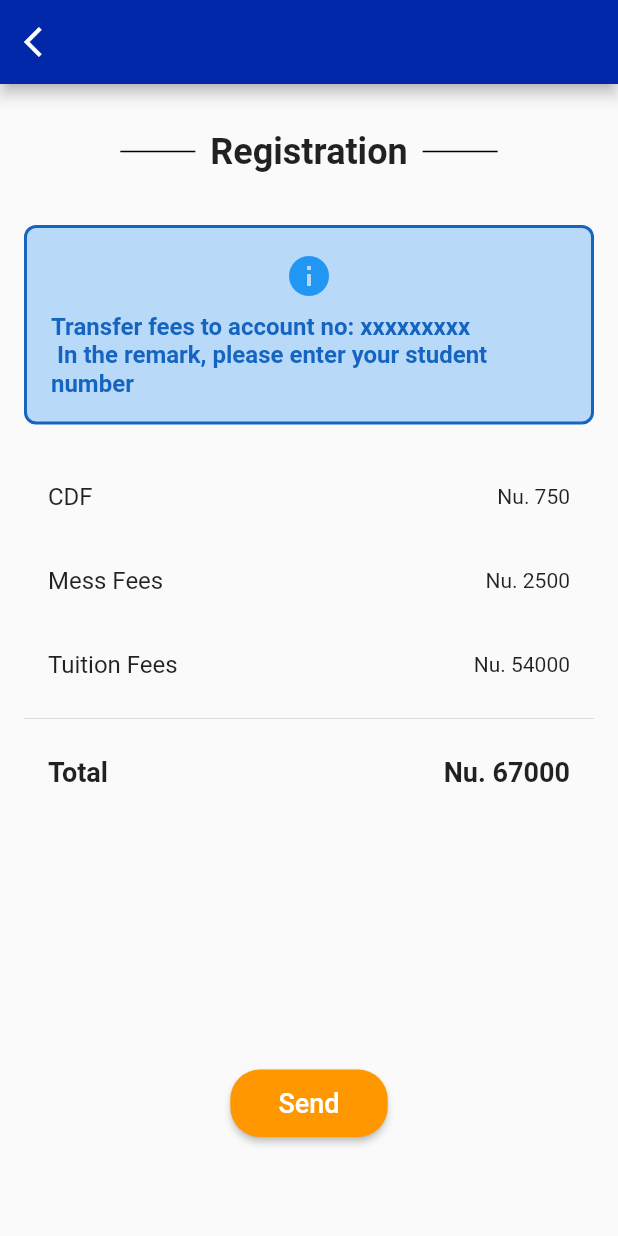
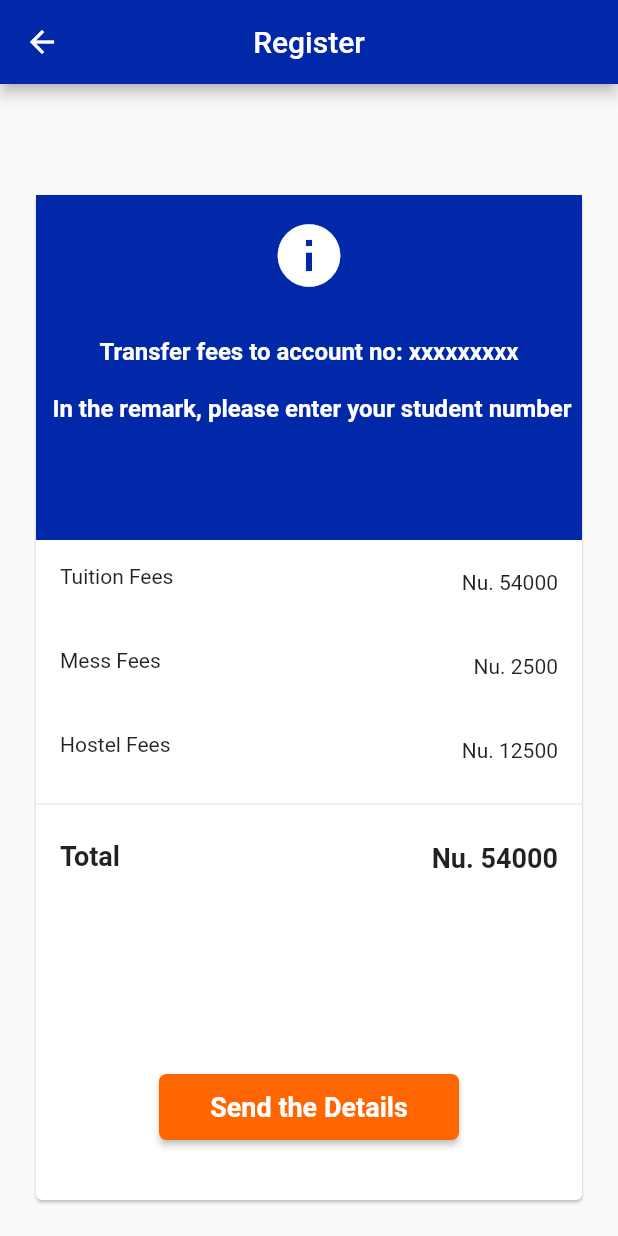
Before and after one commit to JigmePwangyel/Semester-Registration-App, a Flutter app: the RepeatModule screen opened directly, after a tap on "Next", on a phone screen of 412 x 824 dp. Run offline on Flutter 3.47's test engine with Material 2 defaults, Android fonts, the phone set to English and light mode, and no system bars; missing offline and left inert: autocomplete_textfield; network calls fail.

Commit message:
modified my parts a little

```diff
--- a/lib/main.dart
+++ b/lib/main.dart
@@ -12,6 +12,7 @@ class MyApp extends StatelessWidget {
   @override
   Widget build(BuildContext context) {
     return MaterialApp(
+      debugShowCheckedModeBanner: false,
       home: const MyHomePage(),
       theme: lightMode,
     );
--- a/lib/pages/payment_section.dart
+++ b/lib/pages/payment_section.dart
@@ -1,131 +1,117 @@
 import 'package:flutter/material.dart';
 
+void main() {
+  runApp(MyApp());
+}
+
+class MyApp extends StatelessWidget {
+  @override
+  Widget build(BuildContext context) {
+    return const MaterialApp(
+      home: PaymentSection(),
+    );
+  }
+}
+
 class PaymentSection extends StatelessWidget {
-  PaymentSection({Key? key}) : super(key: key);
-
-  final TextEditingController moduleNameController = TextEditingController();
-  final TextEditingController moduleCodeController = TextEditingController();
-  final TextEditingController statusController = TextEditingController();
+  const PaymentSection({super.key});
 
   @override
   Widget build(BuildContext context) {
     return Scaffold(
       appBar: AppBar(
-        backgroundColor: Color.fromRGBO(0, 40, 168, 1),
-        leading: IconButton(
-          icon: Icon(
-            Icons.arrow_back_ios,
+        title: const Text("Register"),
+        centerTitle: true,
       ),
-          onPressed: () {
-            Navigator.of(context).pop();
-          },
+      body: Padding(
+        padding: const EdgeInsets.all(20), // Add space on all sides
+        child: CardContainer1(), // Wrap the Card in a Container
       ),
+    );
+  }
+}
+class CardContainer1 extends StatelessWidget {
+  @override
+  Widget build(BuildContext context) {
+    return Container(
+      margin: const EdgeInsets.only(top: 50), // Add space between AppBar and Card
+      child: Card(
+        child: Column(
+          children: [
+            Container(
+              padding: const EdgeInsets.all(0), // Add padding to the Download content
+              child: Download(),
             ),
-      body: Container(
-        padding: EdgeInsets.all(16.0),
-        child: MyCustomForm(),
+            DisplayFees(),
+            Button(), // Add the "Download Receipt" button
+            SizedBox(height: 40),
+          ],
+        ),
       ),
     );
   }
 }
 
-class MyCustomForm extends StatelessWidget {
-  MyCustomForm({Key? key});
-
-  final TextEditingController moduleNameController = TextEditingController();
-  final TextEditingController moduleCodeController = TextEditingController();
-  final TextEditingController statusController = TextEditingController();
+class Download extends StatelessWidget {
+  const Download({Key? key}) : super(key: key);
 
   @override
   Widget build(BuildContext context) {
-    return Column(
-      crossAxisAlignment: CrossAxisAlignment.start,
-      children: <Widget>[
-        // "Registration" text with a line on the side
-        Center(
-          child: Align(
-            alignment: Alignment(0, -0.9),
-            child: Row(
-              mainAxisAlignment: MainAxisAlignment.center,
-              children: <Widget>[
-                Container(
-                  height: 1,
-                  width: 50,
-                  color: Colors.black,
+    return Container(
+      height: 230,
+      color: const Color.fromRGBO(0, 40, 168, 1),
+      alignment: Alignment.center,
+      child: const Column(
+        children: [
+          SizedBox(
+            height: 15,
           ),
-                const Padding(
-                  padding: EdgeInsets.symmetric(
-                    horizontal: 10,
-                    vertical: 15,
-                  ),
-                  child: Text(
-                    'Registration',
-                    style: TextStyle(
-                      fontSize: 24,
-                      fontWeight: FontWeight.bold,
-                    ),
-                  ),
-                ),
-                Container(
-                  height: 1,
-                  width: 50,
-                  color: Colors.black,
-                ),
-              ],
-            ),
-          ),
-        ),
-        // Spacer to add space
-        const SizedBox(height: 20),
-
-        Container(
-          padding: EdgeInsets.all(16),
-          width: double.infinity,
-          decoration: BoxDecoration(
-            color: Color(0xffb9d9f9),
-            borderRadius: BorderRadius.circular(8),
-            border: Border.all(color: Color(0xff1565c0), width: 2),
-          ),
-          child: Column(
-            mainAxisAlignment: MainAxisAlignment.center,
-            children: [
           Icon(
             Icons.info,
-                color: Colors.blue,
-                size: 32,
+            size: 50,
+            color: Colors.white,
           ),
-              const SizedBox(height: 8),
-              Text(
-                'Transfer fees to account no: xxxxxxxxx \n In the remark, please enter your student number',
+          SizedBox(height: 30),
+          Center(
+            child: Text(
+              "Transfer fees to account no: xxxxxxxxx \n\n In the remark, please enter your student number",
               style: TextStyle(
+                color: Color.fromRGBO(255, 255, 255, 1),
+                fontWeight: FontWeight.bold,
                 fontSize: 16,
-                  fontWeight: FontWeight.bold,
-                  color: Color(0xff1565c0),
+              ),
+              textAlign: TextAlign.center,
             ),
           ),
         ],
       ),
-        ),
-        const SizedBox(height: 20),
+    );
+  }
+}
 
-        Expanded(
+class DisplayFees extends StatelessWidget {
+  const DisplayFees({super.key});
+
+  @override
+  Widget build(BuildContext context) {
+    return Expanded(
       child: ListView(
-            children: [
+        children: const [
           ListTile(
-                title: Text("CDF"),
-                trailing: Text("Nu. 750"),
+            leading: Text("Tuition Fees"),
+            trailing: Text("Nu. 54000"),
           ),
           ListTile(
-                title: Text("Mess Fees"),
+            leading: Text("Mess Fees"),
             trailing: Text("Nu. 2500"),
           ),
           ListTile(
-                title: Text("Tuition Fees"),
-                trailing: Text("Nu. 54000"),
+            leading: Text("Hostel Fees"),
+            trailing: Text("Nu. 12500"),
           ),
-              const Divider(),
+          Divider(),
           ListTile(
-                title: Text(
+            leading: Text(
               "Total",
               style: TextStyle(
                 fontSize: 18,
@@ -133,7 +119,7 @@ class MyCustomForm extends StatelessWidget {
               ),
             ),
             trailing: Text(
-                  "Nu. 67000",
+              "Nu. 54000",
               style: TextStyle(
                 fontSize: 18,
                 fontWeight: FontWeight.bold,
@@ -142,33 +128,42 @@ class MyCustomForm extends StatelessWidget {
           ),
         ],
       ),
-        ),
+    );
+  }
+}
 
-        // Add a Send button at the bottom
-        Center(
-          child: Container(
-            margin: EdgeInsets.only(bottom: 50),
-            width: 105,
-            height: 45,
+class Button extends StatelessWidget {
+  const Button({super.key});
+
+  @override
+  Widget build(BuildContext context) {
+    return SizedBox(
+      width: 200,
+      height: 44,
       child: ElevatedButton(
         onPressed: () {
-                // Handle the send button click here
+          // Button Clicked Action
         },
-              style: ElevatedButton.styleFrom(
-                primary: Colors.orange,
-                onPrimary: Colors.white,
-                shape: RoundedRectangleBorder(
-                  borderRadius: BorderRadius.circular(20),
+        style: ButtonStyle(
+          backgroundColor: MaterialStateProperty.all<Color>(
+            const Color.fromRGBO(255, 102, 0, 1.0),
           ),
-              ),
-              child: Text(
-                "Send",
-                style: TextStyle(fontSize: 18),
+          shape: MaterialStateProperty.all<RoundedRectangleBorder>(
+            RoundedRectangleBorder(
+              borderRadius: BorderRadius.circular(5),
             ),
           ),
         ),
+        child: const Text(
+          'Send the Details',
+          style: TextStyle(
+            color: Colors.white,
+            fontWeight: FontWeight.bold,
+            fontSize: 18,
           ),
-      ],
+        ),
+      ),
+
     );
   }
 }
--- a/lib/pages/repeat_module.dart
+++ b/lib/pages/repeat_module.dart
@@ -6,7 +6,6 @@ class RepeatModule extends StatefulWidget {
   @override
   _RepeatModuleState createState() => _RepeatModuleState();
 }
-
 class _RepeatModuleState extends State<RepeatModule> {
   List<String> moduleValues = []; // List to store module names
 
@@ -14,9 +13,11 @@ class _RepeatModuleState extends State<RepeatModule> {
   Widget build(BuildContext context) {
     return Scaffold(
       appBar: AppBar(
-        backgroundColor: Color.fromRGBO(0, 40, 168, 1),
+         title: const Text("Register"),
+        centerTitle: true,
+        backgroundColor: const Color.fromRGBO(0, 40, 168, 1),
         leading: IconButton(
-          icon: Icon(
+          icon: const Icon(
             Icons.arrow_back_ios,
           ),
           onPressed: () {
@@ -24,48 +25,15 @@ class _RepeatModuleState extends State<RepeatModule> {
           },
         ),
       ),
-      body: Container(
-        padding: EdgeInsets.all(16.0),
+      body: SingleChildScrollView(
+        child: Container(
+          padding: const EdgeInsets.all(16.0),
           child: Column(
             crossAxisAlignment: CrossAxisAlignment.start,
             children: <Widget>[
-            // "Registration" text with a line on the side
-            Center(
-              child: Align(
-                alignment: Alignment(0, -0.9),
-                child: Row(
-                  mainAxisAlignment: MainAxisAlignment.center,
-                  children: <Widget>[
-                    Container(
-                      height: 1,
-                      width: 50,
-                      color: Colors.black,
-                    ),
-                    const Padding(
-                      padding: EdgeInsets.symmetric(
-                        horizontal: 10,
-                        vertical: 15,
-                      ),
-                      child: Text(
-                        'Registration',
-                        style: TextStyle(
-                          fontSize: 24,
-                          fontWeight: FontWeight.bold,
-                        ),
-                      ),
-                    ),
-                    Container(
-                      height: 1,
-                      width: 50,
-                      color: Colors.black,
-                    ),
-                  ],
-                ),
-              ),
-            ),
-            const SizedBox(height: 50),
+              const SizedBox(height: 30),
               // Label text above the list view
-            Text(
+              const Text(
                 'List of Repeat Modules',
                 style: TextStyle(
                   fontSize: 18, // Customize font size
@@ -73,8 +41,8 @@ class _RepeatModuleState extends State<RepeatModule> {
               ),
               const SizedBox(height: 20),
               // Display a list of module names with spacing and adjusted width
-            Expanded(
-              child: ListView.builder(
+              ListView.builder(
+                shrinkWrap: true, // Let the list take the necessary space
                 itemCount: moduleValues.length,
                 itemBuilder: (context, index) {
                   return Padding(
@@ -92,12 +60,12 @@ class _RepeatModuleState extends State<RepeatModule> {
                               padding: const EdgeInsets.all(12),
                               child: Text(
                                 moduleValues[index],
-                                style: TextStyle(fontSize: 16),
+                                style: const TextStyle(fontSize: 16),
                               ),
                             ),
                           ),
                           IconButton(
-                            icon: Icon(Icons.delete), // Delete icon
+                            icon: const Icon(Icons.delete), // Delete icon
                             onPressed: () {
                               setState(() {
                                 moduleValues.removeAt(index);
@@ -110,11 +78,10 @@ class _RepeatModuleState extends State<RepeatModule> {
                   );
                 },
               ),
-            ),
-            const SizedBox(height: 20),
+              const SizedBox(height: 120),
               // Add button
               Center(
-              child: Container(
+                child: SizedBox(
                   width: 105,
                   height: 45,
                   child: ElevatedButton(
@@ -131,13 +98,14 @@ class _RepeatModuleState extends State<RepeatModule> {
                       });
                     },
                     style: ElevatedButton.styleFrom(
-                    primary: Colors.orange,
+                      primary: const Color(
+                          0xFFFF6600), // Set button color to #FF6600
                       shape: RoundedRectangleBorder(
                         borderRadius: BorderRadius.circular(20),
                       ),
                       padding: EdgeInsets.all(5),
                     ),
-                  child: Text(
+                    child: const Text(
                       'Add',
                       style: TextStyle(fontSize: 18),
                     ),
@@ -147,26 +115,27 @@ class _RepeatModuleState extends State<RepeatModule> {
               const SizedBox(height: 20), // Add space between buttons
               // Next button
               Center(
-              child: Container(
-                width: 220,
-                height: 45,
+                child: SizedBox(
+                  width: 353,
+                  height: 44,
                   child: ElevatedButton(
                     onPressed: () {
                       // Handle the "Next" button action here
                       // Navigate to the Payment Section when "Next" is clicked
                       Navigator.push(
                         context,
-                      MaterialPageRoute(builder: (context) => PaymentSection()),
+                        MaterialPageRoute(
+                            builder: (context) => PaymentSection()),
                       );
                     },
                     style: ElevatedButton.styleFrom(
-                    primary: Colors.orange, // You can customize the color
+                      primary: Color(0xFFFF6600), // Set button color to #FF6600
                       shape: RoundedRectangleBorder(
-                      borderRadius: BorderRadius.circular(20),
+                        borderRadius: BorderRadius.circular(4),
                       ),
                       padding: EdgeInsets.all(5),
                     ),
-                  child: Text(
+                    child: const Text(
                       'Next',
                       style: TextStyle(fontSize: 18),
                     ),
@@ -176,6 +145,7 @@ class _RepeatModuleState extends State<RepeatModule> {
             ],
           ),
         ),
+      ),
     );
   }
 }
```
Also changed, not shown: lib/pages/add_module.dart (+84 -69 lines), lib/pages/financial/financial_page.dart (deleted, +0 -13 lines), lib/pages/guardian/guardian_page.dart (deleted, +0 -13 lines), lib/pages/personal/personal_page.dart (deleted, +0 -13 lines), lib/pages/semester/semester_page.dart (deleted, +0 -13 lines). Lines whose indentation alone changed are shown as unchanged.
